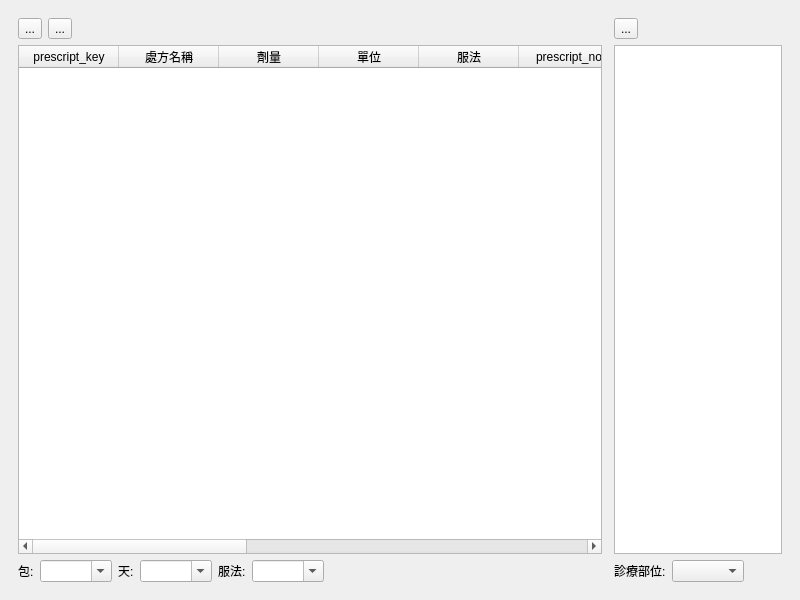
Before: the Qt Designer form ui/ins_prescript_record.ui in picacat/pyMedical, drawn with Qt 5.
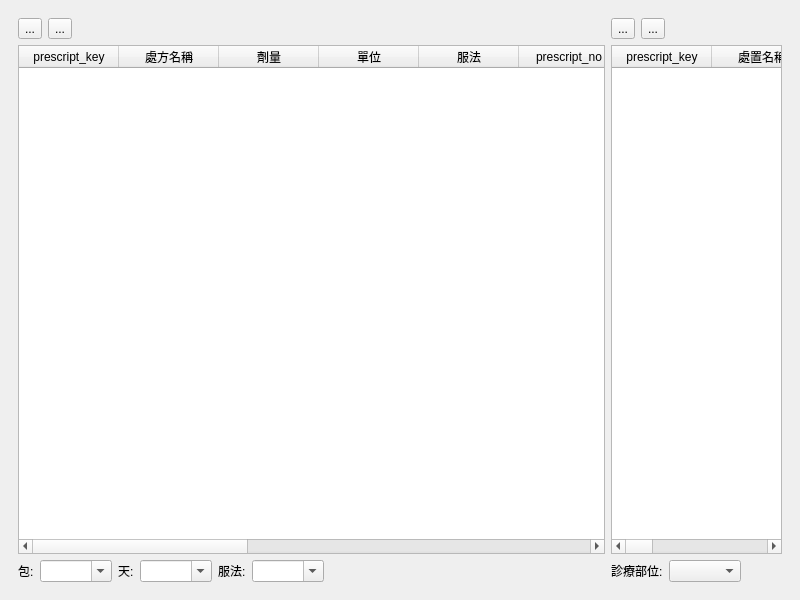
After: the same form once the commit is applied. Icons and pictures are not drawn.

Patch:
```diff
--- a/ui/ins_prescript_record.ui
+++ b/ui/ins_prescript_record.ui
@@ -37,7 +37,7 @@
         <number>9</number>
        </property>
        <property name="rightMargin">
-        <number>3</number>
+        <number>0</number>
        </property>
        <property name="bottomMargin">
         <number>9</number>
@@ -262,7 +262,7 @@
         <number>6</number>
        </property>
        <property name="leftMargin">
-        <number>3</number>
+        <number>0</number>
        </property>
        <property name="topMargin">
         <number>9</number>
@@ -276,18 +276,97 @@
        <item>
         <layout class="QVBoxLayout" name="verticalLayout_2">
          <item>
-          <widget class="QToolButton" name="toolButton_2">
-           <property name="text">
-            <string>...</string>
+          <layout class="QHBoxLayout" name="horizontalLayout_7">
+           <item>
+            <widget class="QToolButton" name="toolButton_add_treat">
+             <property name="text">
+              <string>...</string>
+             </property>
+             <property name="icon">
+              <iconset>
+               <normaloff>../icons/add.svg</normaloff>../icons/add.svg</iconset>
+             </property>
+            </widget>
+           </item>
+           <item>
+            <widget class="QToolButton" name="toolButton_remove_treat">
+             <property name="text">
+              <string>...</string>
+             </property>
+             <property name="icon">
+              <iconset>
+               <normaloff>../icons/gtk-remove.svg</normaloff>../icons/gtk-remove.svg</iconset>
+             </property>
+            </widget>
+           </item>
+           <item>
+            <spacer name="horizontalSpacer_4">
+             <property name="orientation">
+              <enum>Qt::Horizontal</enum>
+             </property>
+             <property name="sizeHint" stdset="0">
+              <size>
+               <width>40</width>
+               <height>20</height>
+              </size>
+             </property>
+            </spacer>
+           </item>
+          </layout>
+         </item>
+         <item>
+          <widget class="QTableWidget" name="tableWidget_treat">
+           <property name="dragDropOverwriteMode">
+            <bool>false</bool>
            </property>
+           <property name="defaultDropAction">
+            <enum>Qt::MoveAction</enum>
+           </property>
+           <property name="selectionMode">
+            <enum>QAbstractItemView::SingleSelection</enum>
+           </property>
+           <column>
+            <property name="text">
+             <string>prescript_key</string>
+            </property>
+           </column>
+           <column>
+            <property name="text">
+             <string>處置名稱</string>
+            </property>
+           </column>
+           <column>
+            <property name="text">
+             <string>case_key</string>
+            </property>
+           </column>
+           <column>
+            <property name="text">
+             <string>case_date</string>
+            </property>
+           </column>
+           <column>
+            <property name="text">
+             <string>medicine_set</string>
+            </property>
+           </column>
+           <column>
+            <property name="text">
+             <string>medicine_type</string>
+            </property>
+           </column>
+           <column>
+            <property name="text">
+             <string>medicine_key</string>
+            </property>
+           </column>
+           <column>
+            <property name="text">
+             <string>ins_code</string>
+            </property>
+           </column>
           </widget>
          </item>
-         <item>
-          <layout class="QHBoxLayout" name="horizontalLayout_5"/>
-         </item>
-         <item>
-          <widget class="QTableWidget" name="tableWidget_2"/>
-         </item>
          <item>
           <layout class="QHBoxLayout" name="horizontalLayout_6">
            <item>
```
Left out of the diff: 7 changed lines with no effect on the pictures.
